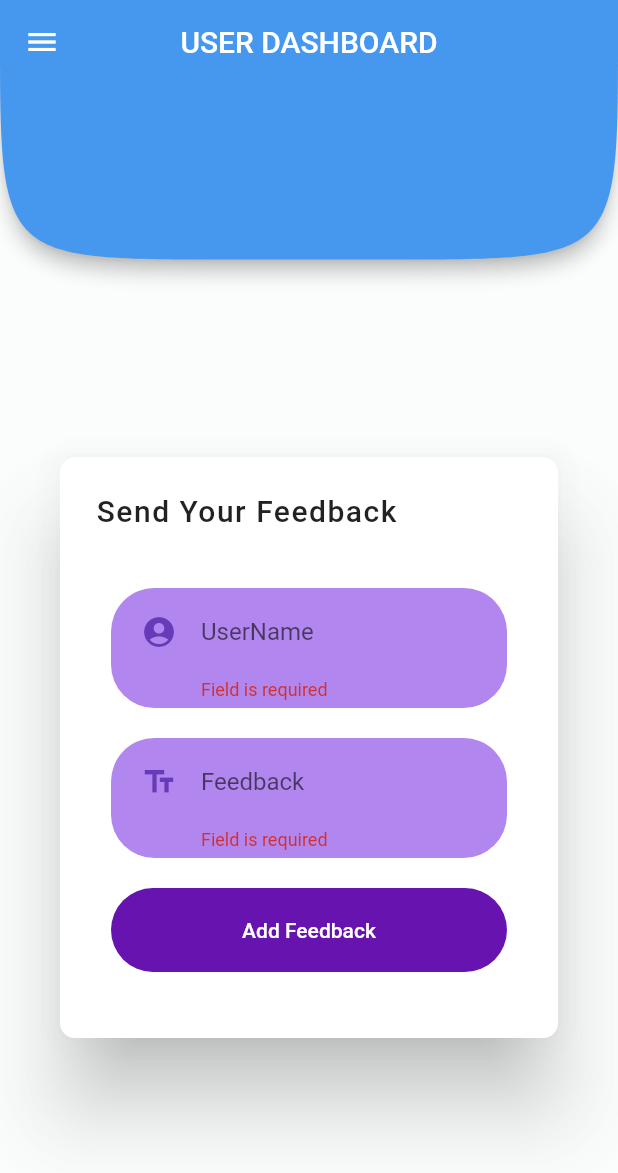
After one commit to Ajiharan/covid_19_flutter, a Flutter app: the SuggestionScreen screen opened directly, after a tap on "Add Feedback", on a phone screen of 412 x 824 dp. The commit adds this screen. Shown: the top 1173 px of the screen. Run offline on Flutter 3.47's test engine with Material 2 defaults, Android fonts, the phone set to English and light mode, and no system bars; our stand-ins replace cloud_firestore, firebase_auth, firebase_core, flutter_easyloading, flutter_svg, fluttertoast and 1 more; accounts and stored records are empty; network calls fail; statements that could not run were skipped.

Commit message:
feedback added

```diff
--- a/lib/SignIn/BodyContainer.dart
+++ b/lib/SignIn/BodyContainer.dart
@@ -82,7 +82,6 @@ class _BodyContainerState extends State<BodyContainer> {
                 if (snapshot.docs.length > 0) {
                   snapshot.docs.forEach((doc) {
                     if (doc['userlevel'] == 1) {
-                      FirebaseAuthService().updateUserName('Admin');
                       Navigator.push(
                           context,
                           MaterialPageRoute(
--- a/lib/phi/awarness-alert/AwarnessAlertBody.dart
+++ b/lib/phi/awarness-alert/AwarnessAlertBody.dart
@@ -43,7 +43,7 @@ class _AwarnessAlertBodyState extends State<AwarnessAlertBody> {
     Map<String, dynamic> data = {
       'message': _message,
       'uid': user!.uid,
-      'userName': user!.displayName,
+      'userName': 'admin',
       'createdAt': FieldValue.serverTimestamp()
     };
     await FirebaseFirestore.instance
--- a/lib/user/UserDrawer.dart
+++ b/lib/user/UserDrawer.dart
@@ -1,5 +1,6 @@
 import 'package:covid_project/SignIn/SignInScreen.dart';
 import 'package:covid_project/user/chat/ChatHomeScreen.dart';
+import 'package:covid_project/user/suggestion/SuggestionScreen.dart';
 import 'package:firebase_auth/firebase_auth.dart';
 import 'package:flutter/material.dart';
 
@@ -41,6 +42,20 @@ class UserDrawer extends StatelessWidget {
           ),
           ListTile(
             onTap: () {
+              Navigator.push(context,
+                  MaterialPageRoute(builder: (context) => SuggestionScreen()));
+            },
+            title: Text(
+              'Suggestion',
+              style: TextStyle(color: Color.fromRGBO(104, 24, 147, 1.0)),
+            ),
+            leading: Icon(
+              Icons.feedback,
+              color: Color.fromRGBO(104, 24, 147, 1.0),
+            ),
+          ),
+          ListTile(
+            onTap: () {
               Navigator.push(
                   context,
                   MaterialPageRoute(
--- /dev/null
+++ b/lib/user/suggestion/SuggestionContainer.dart
@@ -0,0 +1,111 @@
+import 'package:cloud_firestore/cloud_firestore.dart';
+import 'package:covid_project/common/RoundedInputNewFormField.dart';
+import 'package:covid_project/common/rounded_buttons.dart';
+import 'package:covid_project/service/FirebaseAuthService.dart';
+import 'package:flutter/material.dart';
+import 'package:flutter_easyloading/flutter_easyloading.dart';
+
+class SuggestionContainer extends StatefulWidget {
+  const SuggestionContainer({Key? key}) : super(key: key);
+
+  @override
+  _SuggestionContainerState createState() => _SuggestionContainerState();
+}
+
+class _SuggestionContainerState extends State<SuggestionContainer> {
+  GlobalKey<FormState> frmKey = GlobalKey<FormState>();
+  var _message;
+  var _name;
+
+  void saveMessage(func) async {
+    var user = await FirebaseAuthService().checkAuth();
+    print(user!.uid);
+    Map<String, dynamic> data = {
+      'username': _name,
+      'message': _message,
+      'uid': user!.uid,
+      'createdAt': FieldValue.serverTimestamp()
+    };
+    await FirebaseFirestore.instance
+        .collection('feedback')
+        .add(data)
+        .then((value) {
+      func();
+    }).catchError((onError) {
+      func();
+    });
+  }
+
+  @override
+  Widget build(BuildContext context) {
+    return Container(
+      child: AlertDialog(
+        shape: RoundedRectangleBorder(
+          borderRadius: BorderRadius.all(Radius.circular(10.0)),
+        ),
+        scrollable: true,
+        title: Row(
+          mainAxisAlignment: MainAxisAlignment.spaceBetween,
+          children: [
+            Text(
+              "Send Your Feedback",
+              style: TextStyle(letterSpacing: 1),
+            ),
+          ],
+        ),
+        content: Padding(
+          padding: EdgeInsets.all(10),
+          child: Form(
+            key: frmKey,
+            child: Column(
+              children: [
+                RoundedInputFormFieldNew(
+                  hintText: 'UserName',
+                  onSaved: (name) {
+                    _name = name;
+                  },
+                  validator: (name) {
+                    if (name.toString().trim().isEmpty) {
+                      return "Field is required";
+                    }
+                    return null;
+                  },
+                  icon: Icons.account_circle,
+                  inputType: TextInputType.text,
+                ),
+                RoundedInputFormFieldNew(
+                  hintText: 'Feedback',
+                  onSaved: (message) {
+                    _message = message;
+                  },
+                  validator: (message) {
+                    if (message.toString().trim().isEmpty) {
+                      return "Field is required";
+                    }
+                    return null;
+                  },
+                  icon: Icons.text_fields,
+                  inputType: TextInputType.text,
+                ),
+                RoundedButton(
+                  text: 'Add Feedback',
+                  press: () {
+                    if (frmKey.currentState!.validate()) {
+                      frmKey.currentState!.save();
+                      EasyLoading.show(status: 'Updating data...');
+                      FocusScope.of(context).unfocus();
+                      saveMessage(() {
+                        EasyLoading.dismiss();
+                        frmKey.currentState!.reset();
+                      });
+                    }
+                  },
+                )
+              ],
+            ),
+          ),
+        ),
+      ),
+    );
+  }
+}
--- /dev/null
+++ b/lib/user/suggestion/SuggestionScreen.dart
@@ -0,0 +1,22 @@
+import 'package:flutter/material.dart';
+
+import '../AppBarHeader.dart';
+import '../UserDrawer.dart';
+import 'SuggestionContainer.dart';
+
+class SuggestionScreen extends StatelessWidget {
+  const SuggestionScreen({Key? key}) : super(key: key);
+
+  @override
+  Widget build(BuildContext context) {
+    Size size = MediaQuery.of(context).size;
+    return Scaffold(
+      backgroundColor: Color.fromRGBO(246, 248, 248, 0.4),
+      appBar: PreferredSize(
+          child: AppBarHeader(),
+          preferredSize: Size.fromHeight(size.height * 0.21)),
+      drawer: UserDrawer(),
+      body: SuggestionContainer(),
+    );
+  }
+}
```
